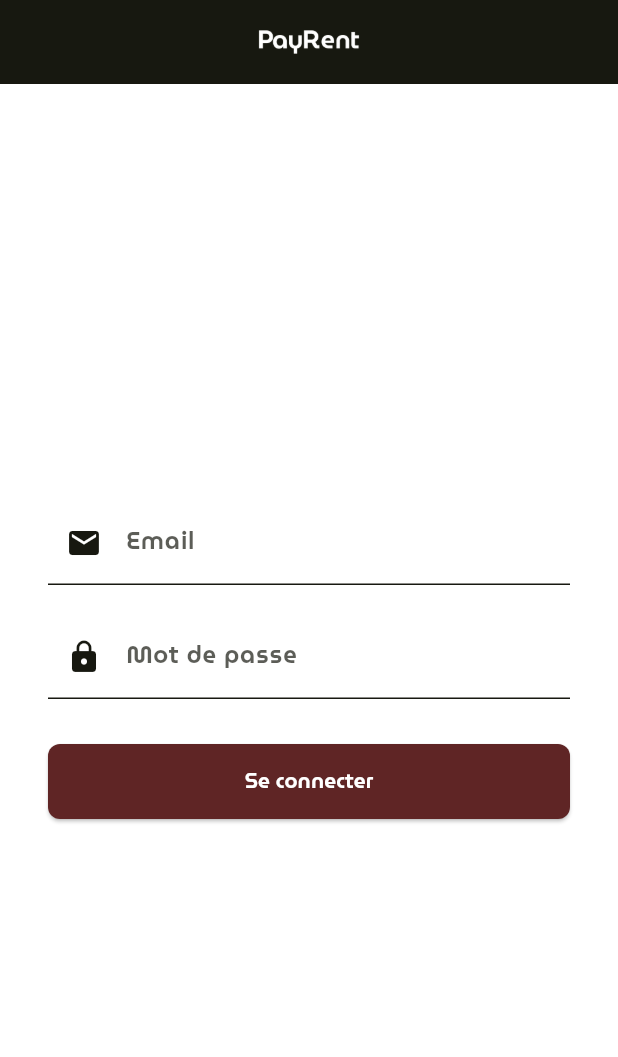
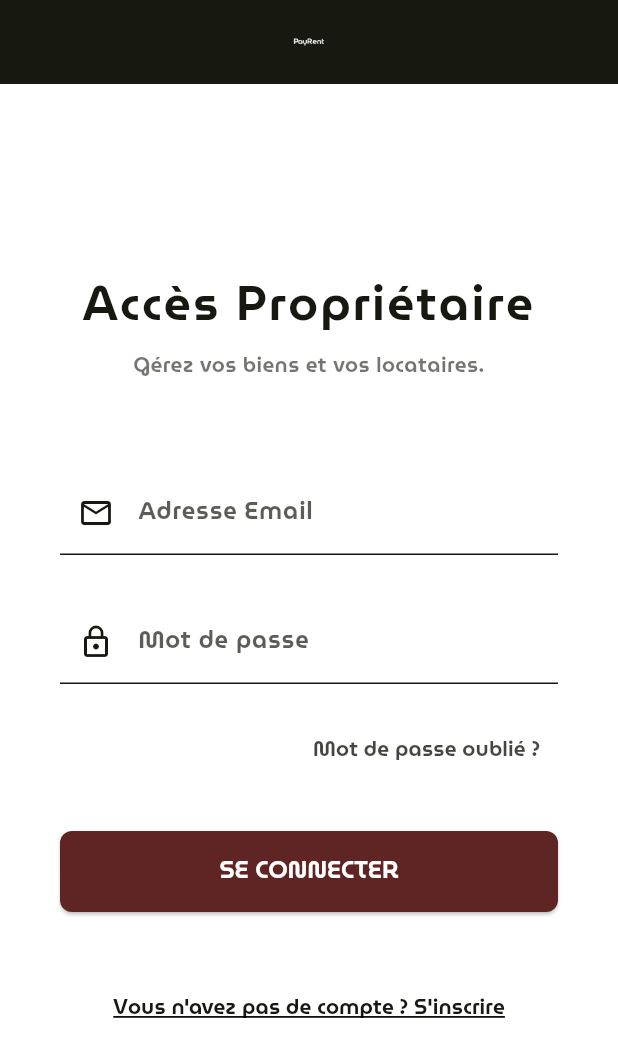
Before and after one commit to Espoir-oussa/PayRent, a Flutter app: the screen it shows after launch, on a phone screen of 412 x 824 dp. Shown: the top 1057 px of the screen. Run offline on Flutter 3.47's test engine with Material 3 defaults, Android fonts, the phone set to English and light mode, and no system bars; our stand-ins replace flutter_riverpod.

Commit message:
Mise ne place du login

```diff
--- a/lib/presentation/proprietaires/pages/auth_screens/owner_login_screen.dart
+++ b/lib/presentation/proprietaires/pages/auth_screens/owner_login_screen.dart
@@ -1,11 +1,14 @@
-// Fichier : lib/presentation/proprietaires/pages/auth_screens/owner_login_screen.dart (MIS À JOUR)
+// Fichier : lib/presentation/proprietaires/pages/auth_screens/owner_login_screen.dart
 
 import 'package:flutter/material.dart';
 import 'package:flutter_riverpod/flutter_riverpod.dart';
-import 'owner_login_controller.dart';
-import 'owner_login_state.dart'; // Pour AuthStatus et OwnerLoginState
+import 'owner_login_state.dart';
 import '../../../../config/colors.dart';
-import '../../../../core/di/providers.dart'; // Pour accéder au ownerLoginControllerProvider
+import '../../../../core/di/providers.dart';
+// 1. Import de l'écran de destination
+import '../home_owner_screen.dart';
+// 2. Import d'un écran d'inscription (à créer)
+import 'owner_register_screen.dart';
 
 
 class OwnerLoginScreen extends ConsumerWidget {
@@ -13,34 +16,33 @@ class OwnerLoginScreen extends ConsumerWidget {
 
   @override
   Widget build(BuildContext context, WidgetRef ref) {
-    // 1. Initialisation des contrôleurs de texte
+    // Initialisation des contrôleurs de texte
     final emailController = TextEditingController();
     final passwordController = TextEditingController();
 
-    // 2. Écouter l'état du contrôleur
+    // Écouter l'état du contrôleur
     final loginState = ref.watch(ownerLoginControllerProvider);
 
-    // 3. Écouter les changements d'état (pour la navigation ou les messages d'erreur)
+    // Écouter les changements d'état (navigation et erreurs)
     ref.listen<OwnerLoginState>(ownerLoginControllerProvider, (previous, next) {
       if (next.status == AuthStatus.success) {
-        // Logique de navigation après succès (ex: aller au Tableau de Bord)
-        ScaffoldMessenger.of(context).showSnackBar(
-          SnackBar(content: Text('Connexion réussie! Token: ${next.authToken}')),
+        // 🔥 REDIRECTION VERS L'ÉCRAN D'ACCUEIL DU PROPRIÉTAIRE
+        Navigator.of(context).pushReplacement(
+          MaterialPageRoute(builder: (context) => const OwnerHomeScreen()),
         );
-        // Navigator.of(context).pushReplacementNamed('/home_owner');
       }
       if (next.status == AuthStatus.failure) {
         // Afficher l'erreur
         ScaffoldMessenger.of(context).showSnackBar(
           SnackBar(
-            content: Text('Erreur: ${next.errorMessage}'),
+            content: Text('Erreur: ${next.errorMessage ?? "Vérifiez vos identifiants"}'),
             backgroundColor: AppColors.accentRed,
           ),
         );
       }
     });
 
-    // 4. Fonction de soumission
+    // Fonction de soumission
     void handleLogin() {
       if (loginState.status != AuthStatus.loading) {
         ref.read(ownerLoginControllerProvider.notifier).login(
@@ -50,34 +52,55 @@ class OwnerLoginScreen extends ConsumerWidget {
       }
     }
 
-    // 5. Interface Utilisateur
+    // Interface Utilisateur (Design Moderne/Minimaliste)
     return Scaffold(
       appBar: AppBar(
-        title: Image.asset( 'assets/images/payrent_blanc.png',
-        height: 100,
-        color: AppColors.textLight,
+        title: Image.asset(
+          'assets/images/payrent_blanc.png',
+          height: 30, // Taille réduite pour un look moderne
+          color: AppColors.textLight,
         ),
-        centerTitle: true, // Pour centrer le logo dans l'AppBar
-        backgroundColor: AppColors.primaryDark,
-        elevation: 0,
+        centerTitle: true,
       ),
       body: Center(
         child: SingleChildScrollView(
-          padding: const EdgeInsets.all(32.0),
+          padding: const EdgeInsets.symmetric(horizontal: 40.0, vertical: 40.0),
           child: Column(
             mainAxisAlignment: MainAxisAlignment.center,
+            crossAxisAlignment: CrossAxisAlignment.stretch,
             children: <Widget>[
-              // CHAMP EMAIL
+              // Titre
+              Text(
+                'Accès Propriétaire',
+                textAlign: TextAlign.center,
+                style: Theme.of(context).textTheme.headlineLarge?.copyWith(
+                      color: AppColors.primaryDark,
+                      fontSize: 32, // Grande taille sans gras
+                      letterSpacing: 1.5,
+                    ),
+              ),
+              const SizedBox(height: 10),
+
+              // Sous-titre
+              Text(
+                'Gérez vos biens et vos locataires.',
+                textAlign: TextAlign.center,
+                style: Theme.of(context).textTheme.bodyMedium?.copyWith(
+                      color: AppColors.primaryDark.withOpacity(0.6),
+                    ),
+              ),
+              const SizedBox(height: 60),
+
+              // CHAMP EMAIL (Utilise le style InputDecorationTheme du thème)
               TextField(
                 controller: emailController,
                 keyboardType: TextInputType.emailAddress,
                 decoration: const InputDecoration(
-                  labelText: 'Email',
-                  prefixIcon: Icon(Icons.email),
-                  border: OutlineInputBorder(),
+                  labelText: 'Adresse Email',
+                  prefixIcon: Icon(Icons.email_outlined),
                 ),
               ),
-              const SizedBox(height: 20),
+              const SizedBox(height: 30),
 
               // CHAMP MOT DE PASSE
               TextField(
@@ -85,22 +108,66 @@ class OwnerLoginScreen extends ConsumerWidget {
                 obscureText: true,
                 decoration: const InputDecoration(
                   labelText: 'Mot de passe',
-                  prefixIcon: Icon(Icons.lock),
-                  border: OutlineInputBorder(),
+                  prefixIcon: Icon(Icons.lock_outline),
                 ),
               ),
+              const SizedBox(height: 20),
+
+              // Lien Mot de Passe Oublié
+              Align(
+                alignment: Alignment.centerRight,
+                child: TextButton(
+                  onPressed: () {
+                    // TODO: Naviguer vers l'écran de mot de passe oublié
+                  },
+                  child: Text(
+                    'Mot de passe oublié ?',
+                    style: TextStyle(color: AppColors.primaryDark.withOpacity(0.8)),
+                  ),
+                ),
+              ),
+
               const SizedBox(height: 30),
 
               // BOUTON DE CONNEXION
-              SizedBox(
-                width: double.infinity,
-                child: ElevatedButton(
-                  onPressed: handleLogin,
-                  child: loginState.status == AuthStatus.loading
-                      ? const CircularProgressIndicator(color: AppColors.textLight)
-                      : const Text('Se connecter'),
+              ElevatedButton(
+                onPressed: loginState.status == AuthStatus.loading ? null : handleLogin,
+                style: Theme.of(context).elevatedButtonTheme.style, // Utilise le thème
+                child: loginState.status == AuthStatus.loading
+                    ? const SizedBox(
+                        height: 20,
+                        width: 20,
+                        child: CircularProgressIndicator(
+                          color: AppColors.textLight,
+                          strokeWidth: 2,
+                        ),
+                      )
+                    : Text(
+                        'SE CONNECTER',
+                        style: Theme.of(context).textTheme.titleMedium?.copyWith(
+                          color: AppColors.textLight,
+                          // fontSize: 18, // Si vous souhaitez une taille spécifique
+                        ),
+                      ),
+              ),
+
+              const SizedBox(height: 40),
+
+              // Lien Créer un Compte
+              TextButton(
+                onPressed: () {
+                    Navigator.of(context).push(
+                      MaterialPageRoute(builder: (context) => const OwnerRegisterScreen()),
+                    );
+                },
+                child: Text(
+                  "Vous n'avez pas de compte ? S'inscrire",
+                  style: TextStyle(
+                    color: AppColors.primaryDark,
+                    decoration: TextDecoration.underline,
+                  ),
                 ),
-              ),
+              )
             ],
           ),
         ),
--- a/lib/presentation/proprietaires/pages/home_owner_screen.dart
+++ b/lib/presentation/proprietaires/pages/home_owner_screen.dart
@@ -13,3 +13,34 @@
 // class HomeOwnerScreen extends StatelessWidget {
 //   // ...
 // }
+
+
+// Fichier : lib/presentation/proprietaires/pages/home_owner_screen.dart
+
+import 'package:flutter/material.dart';
+
+class OwnerHomeScreen extends StatelessWidget {
+  const OwnerHomeScreen({super.key});
+
+  @override
+  Widget build(BuildContext context) {
+    // 🔥 Cet écran sera la première chose que le Propriétaire verra.
+    return Scaffold(
+      appBar: AppBar(
+        title: const Text('Tableau de Bord'),
+      ),
+      body: const Center(
+        child: Column(
+          mainAxisAlignment: MainAxisAlignment.center,
+          children: [
+            Text(
+              'Bienvenue Propriétaire!',
+              style: TextStyle(fontSize: 24),
+            ),
+            // Ici viendra la liste des biens, les stats, etc.
+          ],
+        ),
+      ),
+    );
+  }
+}
```
